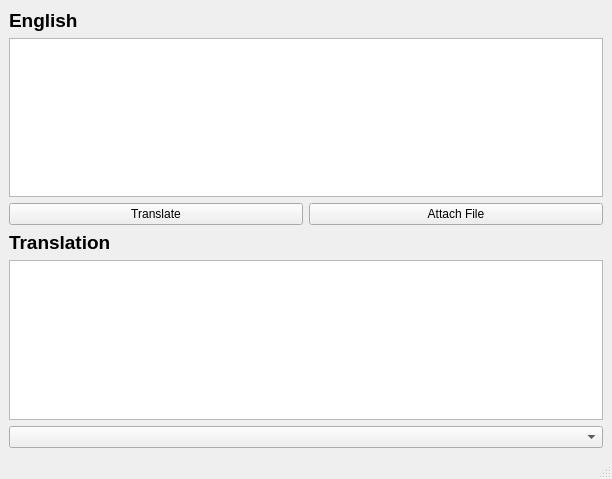
This is src/main_ui.ui in iparck/translator-app as Qt 5 draws it before an edit. The edited form follows.
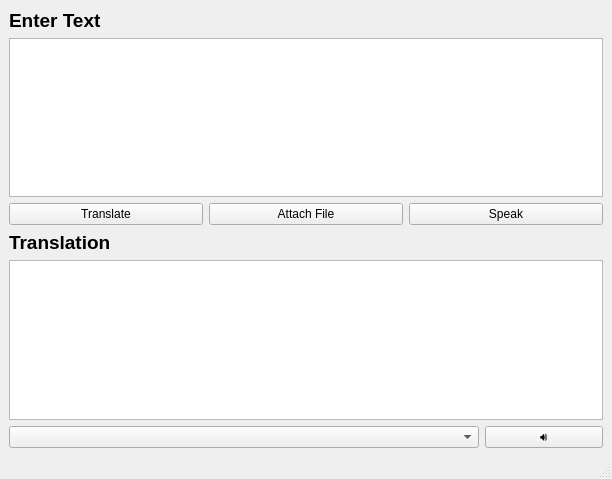
This is the edited form.

What changed in the file:
```diff
--- a/src/main_ui.ui
+++ b/src/main_ui.ui
@@ -25,7 +25,7 @@
        </font>
       </property>
       <property name="text">
-       <string>English</string>
+       <string>Enter Text</string>
       </property>
      </widget>
     </item>
@@ -55,6 +55,13 @@
         </property>
        </widget>
       </item>
+      <item>
+       <widget class="QPushButton" name="speech_text_button">
+        <property name="text">
+         <string>Speak</string>
+        </property>
+       </widget>
+      </item>
      </layout>
     </item>
     <item>
@@ -85,7 +92,31 @@
      </widget>
     </item>
     <item>
-     <widget class="QComboBox" name="language_combo_box"/>
+     <layout class="QHBoxLayout" name="button_layout2">
+      <item>
+       <widget class="QComboBox" name="language_combo_box">
+        <property name="sizePolicy">
+         <sizepolicy hsizetype="Expanding" vsizetype="Fixed">
+          <horstretch>4</horstretch>
+          <verstretch>0</verstretch>
+         </sizepolicy>
+        </property>
+       </widget>
+      </item>
+      <item>
+       <widget class="QPushButton" name="text_speech_button">
+        <property name="sizePolicy">
+         <sizepolicy hsizetype="Minimum" vsizetype="Fixed">
+          <horstretch>1</horstretch>
+          <verstretch>0</verstretch>
+         </sizepolicy>
+        </property>
+        <property name="text">
+         <string>🔊</string>
+        </property>
+       </widget>
+      </item>
+     </layout>
     </item>
    </layout>
   </widget>
```
